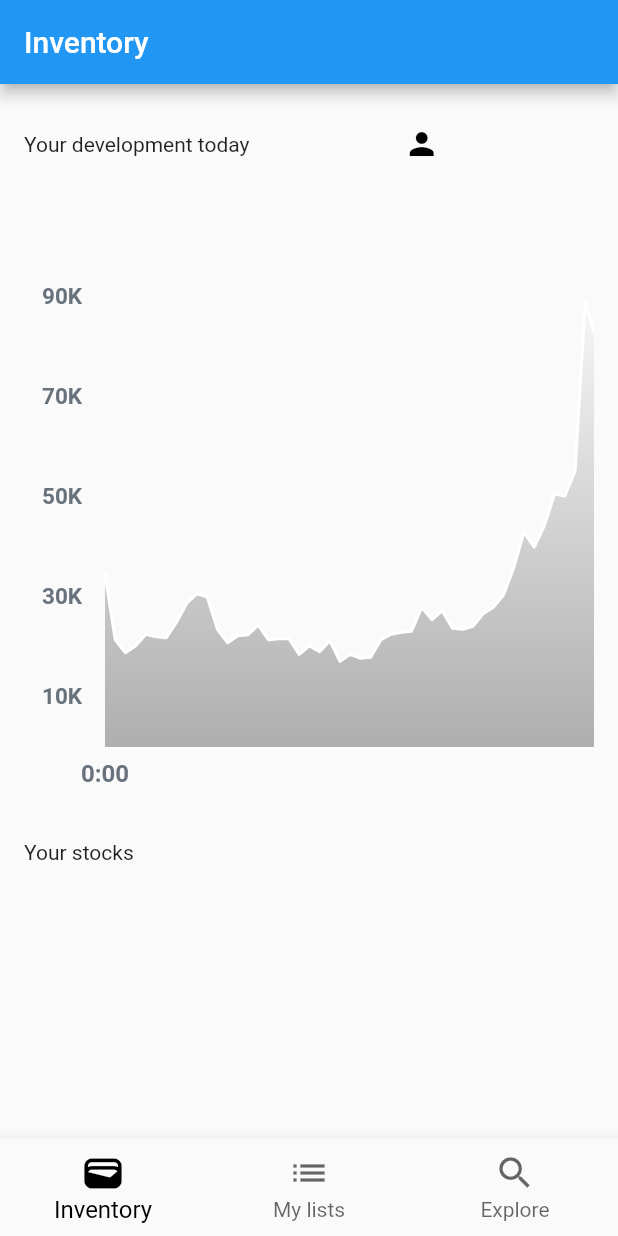
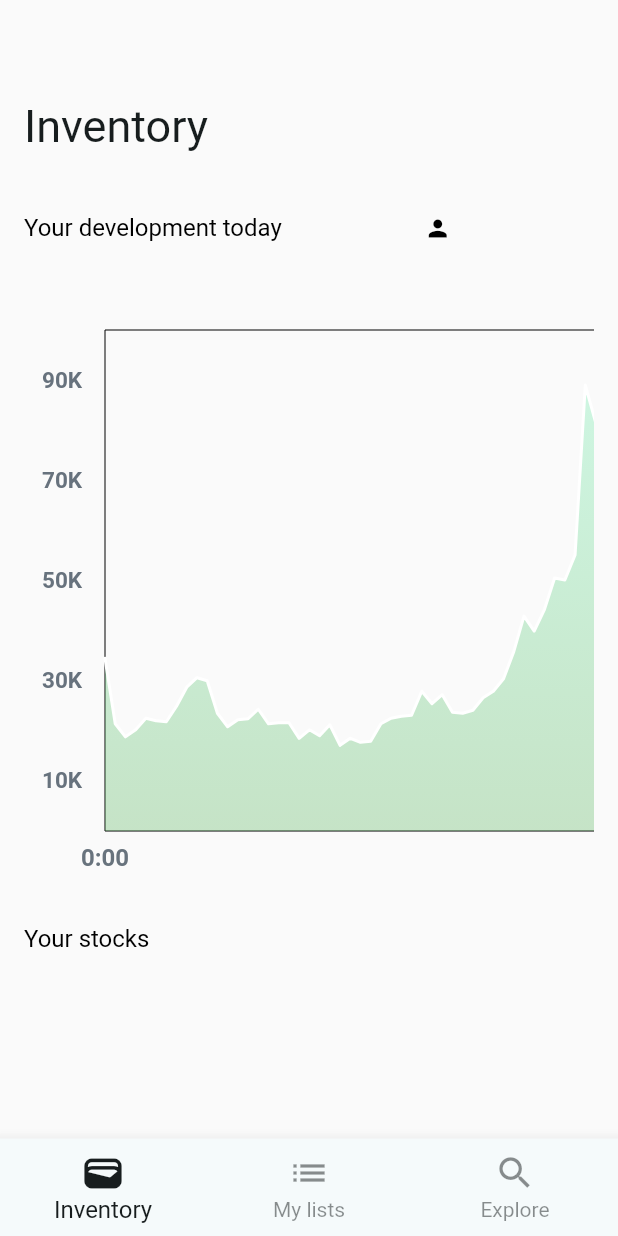
Before and after one commit to IDATA2503-Mobile-Applikasjoner/aksje_app, a Flutter app: the screen it shows after launch, on a phone screen of 412 x 824 dp. Run offline on Flutter 3.47's test engine with Material 2 defaults, Android fonts, the light colour scheme and no system bars; drawn by our look-alikes of fl_chart; our stand-ins replace flutter_secure_storage, google_fonts; accounts and stored records are empty.

Commit message:
Design overhaul. NB: (WIP)

```diff
--- a/lib/main.dart
+++ b/lib/main.dart
@@ -1,10 +1,20 @@
+import 'package:flutter/material.dart';
 import 'package:aksje_app/widgets/screens/inventory.dart';
 import 'package:aksje_app/widgets/screens/my_lists.dart';
 import 'package:aksje_app/widgets/screens/search.dart';
 import 'package:aksje_app/widgets/ui_components/navigation_bar.dart';
-import 'package:flutter/material.dart';
-import 'package:aksje_app/models/user_provider.dart';
+import 'package:aksje_app/providers/user_provider.dart';
 import 'package:provider/provider.dart';
+import 'package:google_fonts/google_fonts.dart'; // Import google_fonts
+
+var kColorScheme = ColorScheme.fromSeed(
+  seedColor: const Color.fromARGB(255, 255, 255, 255),
+);
+
+var kDarkColorScheme = ColorScheme.fromSeed(
+  brightness: Brightness.dark,
+  seedColor: const Color.fromARGB(255, 0, 0, 0),
+);
 
 void main() {
   runApp(
@@ -19,7 +29,7 @@ class MyApp extends StatefulWidget {
   const MyApp({super.key});
 
   @override
-  _MyAppState createState() => _MyAppState();
+  State<MyApp> createState() => _MyAppState();
 }
 
 class _MyAppState extends State<MyApp> {
@@ -41,13 +51,74 @@ class _MyAppState extends State<MyApp> {
   Widget build(BuildContext context) {
     return MaterialApp(
       title: 'Investmate',
+      theme: ThemeData().copyWith(
+        useMaterial3: true,
+        colorScheme: kColorScheme,
+        textTheme: GoogleFonts.robotoTextTheme(
+          Theme.of(context).textTheme,
+        ).copyWith(
+          bodyLarge: const TextStyle(fontSize: 20, color: Colors.black),
+          bodyMedium: const TextStyle(fontSize: 16, color: Colors.black),
+          bodySmall: const TextStyle(fontSize: 12, color: Colors.black),
+        ),
+        appBarTheme: AppBarTheme(
+          backgroundColor: Colors.transparent, // Make AppBar transparent
+          elevation: 0, // Remove shadow
+          iconTheme: IconThemeData(color: kColorScheme.onBackground),
+          titleTextStyle: GoogleFonts.roboto(
+            color: kColorScheme
+                .onBackground, // Text color for AppBar title in light mode
+            fontSize: 30,
+          ),
+        ),
+
+        bottomNavigationBarTheme: BottomNavigationBarThemeData(
+          backgroundColor:
+              kColorScheme.surface, // Background color for light mode
+          selectedItemColor:
+              kColorScheme.onSurface, // Selected item color for light mode
+          unselectedItemColor: kColorScheme.onSurface
+              .withOpacity(0.5), // Unselected item color for light mode
+        ),
+        // ... Other theme properties ...
+      ),
       darkTheme: ThemeData.dark().copyWith(
-          // ... (Your dark theme setup here)
+        useMaterial3: true,
+        colorScheme: kDarkColorScheme,
+        textTheme: GoogleFonts.robotoTextTheme(
+          Theme.of(context).textTheme,
+        ).copyWith(
+          bodyLarge: const TextStyle(fontSize: 20, color: Colors.white),
+          bodyMedium: const TextStyle(fontSize: 16,color: Colors.white),
+          bodySmall: const TextStyle(fontSize: 12,color: Colors.white),
+        ),
+        appBarTheme: AppBarTheme(
+          backgroundColor:
+              Colors.transparent, // Make AppBar transparent in dark mode
+          elevation: 0, // Remove shadow in dark mode
+          iconTheme: IconThemeData(color: kDarkColorScheme.onBackground),
+          titleTextStyle: GoogleFonts.roboto(
+            color: kDarkColorScheme
+                .onBackground, // Text color for AppBar title in dark mode
+            fontSize: 30,
           ),
-      theme: ThemeData.light().copyWith(
-          // ... (Your light theme setup here)
-          ),
+        ),
+        bottomNavigationBarTheme: BottomNavigationBarThemeData(
+          backgroundColor:
+              kDarkColorScheme.surface, // Background color for dark mode
+          selectedItemColor:
+              kDarkColorScheme.onSurface, // Selected item color for dark mode
+          unselectedItemColor: kDarkColorScheme.onSurface
+              .withOpacity(0.5), // Unselected item color for dark mode
+        ),
+        // ... Other dark theme properties ...
+      ),
       home: Scaffold(
+        appBar: AppBar(
+          title: const Text(''), // Keep this empty to not show any title
+          leading:
+              Container(), // This can be empty if you don't want any leading widget in AppBar
+        ),
         body: Center(
           child: _pages.elementAt(_selectedIndex),
         ),
--- a/lib/widgets/screens/add_list.dart
+++ b/lib/widgets/screens/add_list.dart
@@ -1,7 +1,7 @@
 import 'package:flutter/material.dart';
 import 'package:http/http.dart' as http;
 import 'dart:convert';
-import 'package:aksje_app/models/user_provider.dart';
+import 'package:aksje_app/providers/user_provider.dart';
 import 'package:provider/provider.dart';
 
 class AddListPage extends  StatefulWidget {
--- a/lib/widgets/screens/inventory.dart
+++ b/lib/widgets/screens/inventory.dart
@@ -1,7 +1,7 @@
 import 'package:aksje_app/models/stock.dart';
 import 'package:flutter/material.dart';
 import 'package:provider/provider.dart';
-import 'package:aksje_app/models/user_provider.dart';
+import 'package:aksje_app/providers/user_provider.dart';
 import 'package:aksje_app/widgets/screens/log-in.dart';
 import 'package:aksje_app/widgets/stock_components/stock_chart.dart';
 import 'package:aksje_app/widgets/screens/stock_detail.dart';
--- a/lib/widgets/screens/log-in.dart
+++ b/lib/widgets/screens/log-in.dart
@@ -5,7 +5,7 @@ import 'package:http/http.dart' as http;
 import 'dart:convert';
 import 'package:flutter_secure_storage/flutter_secure_storage.dart';
 import 'package:provider/provider.dart';
-import 'package:aksje_app/models/user_provider.dart';
+import 'package:aksje_app/providers/user_provider.dart';
 import 'package:aksje_app/widgets/components/login_button.dart';
 
 class LoginPage extends StatefulWidget {
--- a/lib/widgets/screens/my_lists.dart
+++ b/lib/widgets/screens/my_lists.dart
@@ -4,7 +4,7 @@ import 'package:http/http.dart' as http;
 import 'dart:convert';
 import 'package:aksje_app/widgets/screens/add_list.dart';
 import 'package:aksje_app/models/user.dart';
-import 'package:aksje_app/models/user_provider.dart';
+import 'package:aksje_app/providers/user_provider.dart';
 import 'package:provider/provider.dart';
 
 class MyListsPage extends StatefulWidget {
--- a/lib/widgets/stock_components/stock_chart.dart
+++ b/lib/widgets/stock_components/stock_chart.dart
@@ -1,26 +1,36 @@
+
 import 'package:fl_chart/fl_chart.dart';
 import 'package:flutter/material.dart';
 
 class StockChart extends StatelessWidget {
-  StockChart({Key? key}) : super(key: key);
+  const StockChart({Key? key}) : super(key: key);
 
-  final List<Color> gradientColors = [
-    Colors.white,
-    Colors.black38,
-  ];
+  // You can define your data map here
+  // final Map<int, double> data = {...};
 
   @override
   Widget build(BuildContext context) {
+    // Determine the gradient color based on the data start and end points
+    final isPositiveChange = data[data.length - 1]! < data[0]!;
+    final List<Color> gradientColors = [
+      if (isPositiveChange) ...[
+        Colors.greenAccent,
+        Colors.green,
+      ] else ...[
+        Colors.redAccent,
+        Colors.red,
+      ],
+    ];
+
     return SingleChildScrollView(
       scrollDirection: Axis.horizontal,
       child: SizedBox(
         width: 2000,
         height: 400,
         child: Padding(
-          padding: const EdgeInsets.only(
-              right: 18.0, left: 12.0, top: 24, bottom: 12),
+          padding: const EdgeInsets.only(right: 18.0, left: 12.0, top: 24, bottom: 12),
           child: LineChart(
-            mainData(),
+            mainData(gradientColors),
           ),
         ),
       ),
@@ -35,6 +45,7 @@ class StockChart extends StatelessWidget {
     );
     Widget text = const Text('', style: style);
 
+    // Calculate the step dynamically based on your data size
     final step = data.length ~/ 4;
     if (value.toInt() % step == 0) {
       final index = value.toInt() ~/ step;
@@ -65,7 +76,7 @@ class StockChart extends StatelessWidget {
     return Text(text, style: style, textAlign: TextAlign.left);
   }
 
-  LineChartData mainData() {
+  LineChartData mainData(List<Color> gradientColors) {
     return LineChartData(
       gridData: const FlGridData(
         show: false,
@@ -96,18 +107,17 @@ class StockChart extends StatelessWidget {
         ),
       ),
       borderData: FlBorderData(
-          show: false,
-          border: Border.all(color: const Color(0xff37434d), width: 1)),
+          show: true,
+          border: Border.all(width: 0)),
       minX: 0,
-      maxX: data.length - 1,
+      maxX: data.length.toDouble() - 1,
       minY: 0,
-      maxY: 10,
+      maxY: 10, // You might want to dynamically calculate this value
       lineBarsData: [
         LineChartBarData(
-          spots: [
-            for (final entry in data.entries)
-              FlSpot(entry.key.toDouble(), entry.value.toDouble())
-          ],
+          spots: data.entries
+              .map((entry) => FlSpot(entry.key.toDouble(), entry.value.toDouble()))
+              .toList(),
           color: Colors.white,
           barWidth: 2,
           isStrokeCapRound: true,
--- a/lib/widgets/ui_components/navigation_bar.dart
+++ b/lib/widgets/ui_components/navigation_bar.dart
@@ -20,8 +20,6 @@ class CustomNavigationBar extends StatelessWidget {
       ],
       currentIndex: selectedIndex,
       onTap: onItemTapped,
-      selectedItemColor: Colors.black,
-      unselectedItemColor: Colors.black.withOpacity(0.6),
       selectedIconTheme: const IconThemeData(size: 30),
       unselectedIconTheme: const IconThemeData(size: 28),
       selectedLabelStyle: const TextStyle(fontSize: 16),
--- a/pubspec.yaml
+++ b/pubspec.yaml
@@ -42,6 +42,7 @@ dependencies:
   shared_preferences: ^2.2.2
   flutter_secure_storage: ^9.0.0
   js: ^0.6.7
+  google_fonts: ^6.1.0
 
 dev_dependencies:
   flutter_test:
```
Also changed, not shown: lib/providers/user_provider.dart (renamed from lib/models/user_provider.dart), pubspec.lock, 3 other files.
